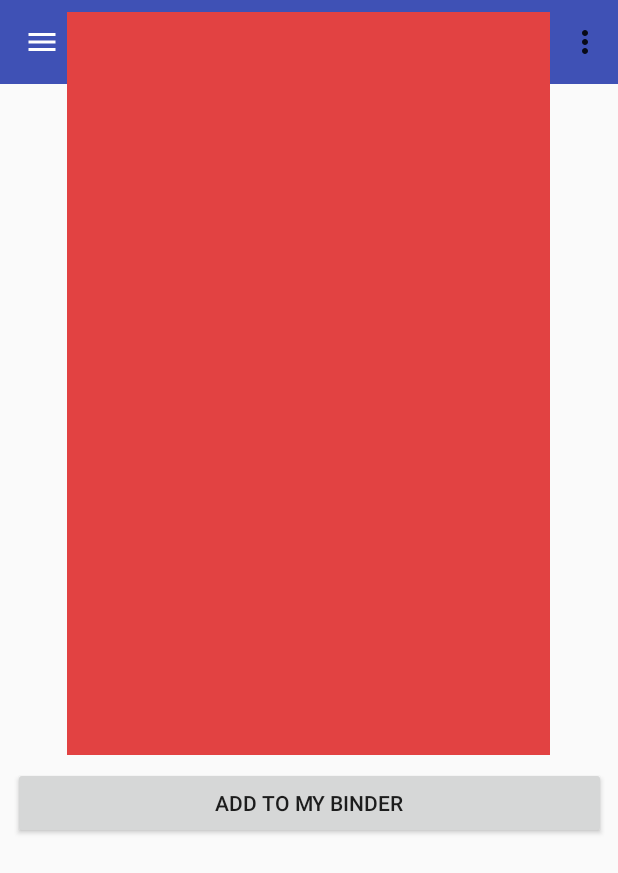
After one commit to garveyn/PhysiDex, an Android app: the fragment CardDetailFragment placed in its activity, on a phone screen of 412 x 824 dp. The commit adds this screen. Shown: the top 873 px of the screen. Run offline under Robolectric (Android 15) with nearby library versions, the phone set to English and light mode, and no system bars; our stand-ins replace Picasso; pictures from the network do not load.

Commit message:
Working on card detail

```diff
--- a/app/build.gradle
+++ b/app/build.gradle
@@ -56,4 +56,7 @@ dependencies {
     implementation "androidx.room:room-ktx:$room_version"
     implementation 'androidx.recyclerview:recyclerview:1.0.0'
     implementation 'androidx.gridlayout:gridlayout:1.0.0'
+    implementation 'androidx.legacy:legacy-support-v4:1.0.0'
+
+    implementation "org.jetbrains.kotlin:kotlin-reflect:$kotlin_version"
 }
--- a/app/src/main/AndroidManifest.xml
+++ b/app/src/main/AndroidManifest.xml
@@ -22,7 +22,7 @@
                 <category android:name="android.intent.category.LAUNCHER" />
             </intent-filter>
         </activity>
-        <activity android:name=".DisplayCardActivity"></activity>
+        <activity android:name=".DisplaySearchActivity"></activity>
     </application>
 
 </manifest>
--- /dev/null
+++ b/app/src/main/java/com/physidex/physidex/CardDetailFragment.kt
@@ -0,0 +1,47 @@
+package com.physidex.physidex
+
+import android.os.Bundle
+import android.util.Log
+import android.view.LayoutInflater
+import android.view.View
+import android.view.ViewGroup
+import android.widget.ImageView
+import androidx.fragment.app.Fragment
+import com.physidex.physidex.database.entities.FullPokeCard
+import com.squareup.picasso.Picasso
+import kotlinx.android.synthetic.main.card_detail.*
+
+class CardDetailFragment : Fragment() {
+
+    private lateinit var card: FullPokeCard
+
+    override fun onCreateView(
+            inflater: LayoutInflater,
+            container: ViewGroup?,
+            savedInstanceState: Bundle?): View {
+        // Inflate the layout for this fragment
+        val view = inflater.inflate(R.layout.card_detail, container, false)
+
+        // Set info
+        if (this::card.isInitialized) {
+            val cardDetailImage = view.findViewById<ImageView>(R.id.card_detail_image)
+            Picasso.with(context)
+                    .load(card.pokeCard?.imageUrlHiRes)
+                    .into(cardDetailImage)
+
+            this.fillTable(card)
+        }
+
+        return view
+    }
+
+    fun setCard(cardSelected: FullPokeCard) {
+        card = cardSelected
+    }
+
+    fun fillTable(cardSelected: FullPokeCard) {
+
+        cardSelected.getInfo()
+    }
+
+}
--- a/app/src/main/java/com/physidex/physidex/SearchFragment.kt
+++ b/app/src/main/java/com/physidex/physidex/SearchFragment.kt
@@ -32,7 +32,9 @@ class SearchFragment : Fragment(), View.OnClickListener {
         // do something in response to the button
         val editText = getView()!!.findViewById<EditText>(R.id.editText)
         val cardName = editText.text.toString()
-        val intent = Intent(activity, DisplayCardActivity::class.java).apply {
+
+
+        val intent = Intent(activity, DisplaySearchActivity::class.java).apply {
             putExtra(DISPLAY_CARD, cardName)
         }
         startActivity(intent)
--- a/app/src/main/res/layout/activity_card_lookup.xml
+++ b/app/src/main/res/layout/activity_card_lookup.xml
@@ -4,6 +4,6 @@
     xmlns:tools="http://schemas.android.com/tools"
     android:layout_width="match_parent"
     android:layout_height="match_parent"
-    tools:context=".DisplayCardActivity">
+    tools:context=".DisplaySearchActivity">
 
 </androidx.constraintlayout.widget.ConstraintLayout>
--- a/app/src/main/res/layout/activity_display_card.xml
+++ b/app/src/main/res/layout/activity_display_card.xml
@@ -1,8 +1,8 @@
 <?xml version="1.0" encoding="utf-8"?>
-<androidx.constraintlayout.widget.ConstraintLayout
-    xmlns:android="http://schemas.android.com/apk/res/android"
+<androidx.constraintlayout.widget.ConstraintLayout xmlns:android="http://schemas.android.com/apk/res/android"
     xmlns:app="http://schemas.android.com/apk/res-auto"
     xmlns:tools="http://schemas.android.com/tools"
+    android:id="@+id/display_cards"
     android:layout_width="match_parent"
     android:layout_height="match_parent">
 
--- /dev/null
+++ b/app/src/main/res/layout/card_detail.xml
@@ -0,0 +1,57 @@
+<?xml version="1.0" encoding="utf-8"?>
+<androidx.constraintlayout.widget.ConstraintLayout
+    xmlns:android="http://schemas.android.com/apk/res/android"
+    xmlns:app="http://schemas.android.com/apk/res-auto"
+    xmlns:tools="http://schemas.android.com/tools"
+    android:layout_width="match_parent"
+    android:layout_height="match_parent">
+
+    <ImageView
+        android:id="@+id/card_detail_image"
+        android:layout_width="322dp"
+        android:layout_height="495dp"
+        android:layout_marginStart="8dp"
+        android:layout_marginTop="8dp"
+        android:layout_marginEnd="8dp"
+        android:contentDescription="@string/image_description"
+        app:layout_constraintEnd_toEndOf="parent"
+        app:layout_constraintHorizontal_bias="0.493"
+        app:layout_constraintStart_toStartOf="parent"
+        app:layout_constraintTop_toTopOf="parent"
+        app:srcCompat="@color/cardFire" />
+
+    <androidx.core.widget.NestedScrollView
+        android:layout_width="395dp"
+        android:layout_height="184dp"
+        android:layout_marginStart="8dp"
+        android:layout_marginTop="8dp"
+        android:layout_marginEnd="8dp"
+        android:fillViewport="true"
+        app:layout_constraintEnd_toEndOf="parent"
+        app:layout_constraintStart_toStartOf="parent"
+        app:layout_constraintTop_toBottomOf="@+id/card_detail_image">
+
+        <LinearLayout
+            android:id="@+id/card_detail_scrollview"
+            android:layout_width="match_parent"
+            android:layout_height="wrap_content"
+            android:orientation="vertical" >
+
+            <Button
+                android:id="@+id/add_button"
+                android:layout_width="match_parent"
+                android:layout_height="wrap_content"
+                android:text="ADD TO MY BINDER" />
+
+            <TableLayout
+                android:layout_width="match_parent"
+                android:layout_height="match_parent">
+
+                <TableRow
+                    android:layout_width="match_parent"
+                    android:layout_height="match_parent" />
+
+            </TableLayout>
+        </LinearLayout>
+    </androidx.core.widget.NestedScrollView>
+</androidx.constraintlayout.widget.ConstraintLayout>
```
Also changed, not shown: app/src/main/java/com/physidex/physidex/DisplaySearchActivity.kt (renamed from app/src/main/java/com/physidex/physidex/DisplayCardActivity.kt, +12 -13 lines), app/src/main/java/com/physidex/physidex/DisplaySearchAdapter.kt (+18 -4 lines), app/src/main/java/com/physidex/physidex/database/entities/FullPokeCard.kt (+16 -7 lines), app/src/main/java/com/physidex/physidex/database/entities/PokeCardEntity.kt (+0 -12 lines), app/src/main/res/layout/card_detail_field.xml (added, +14 -0 lines).
